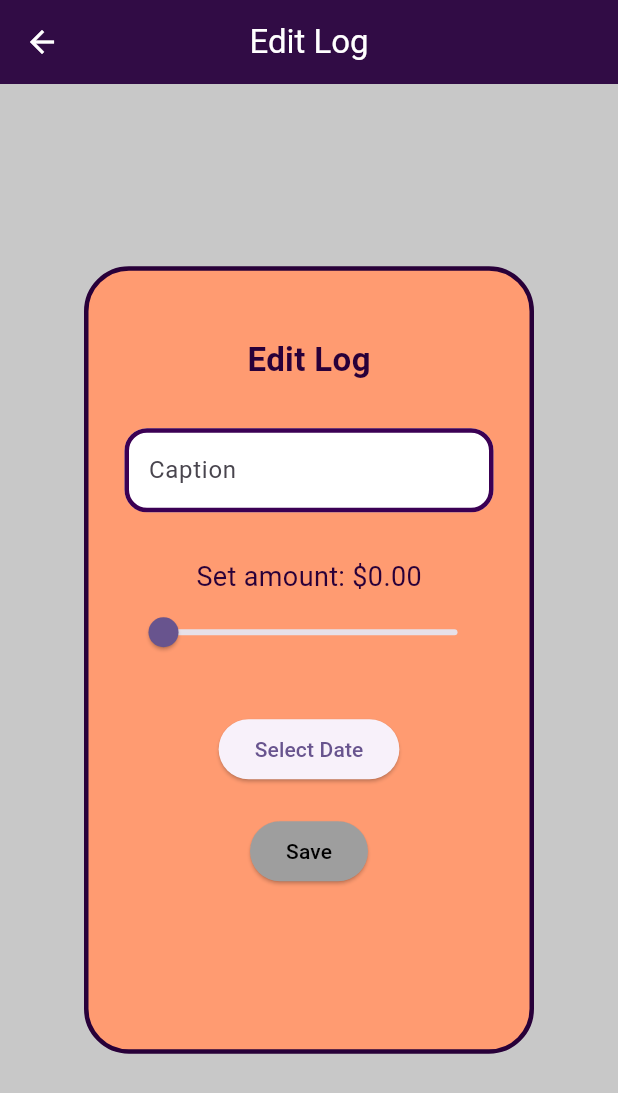
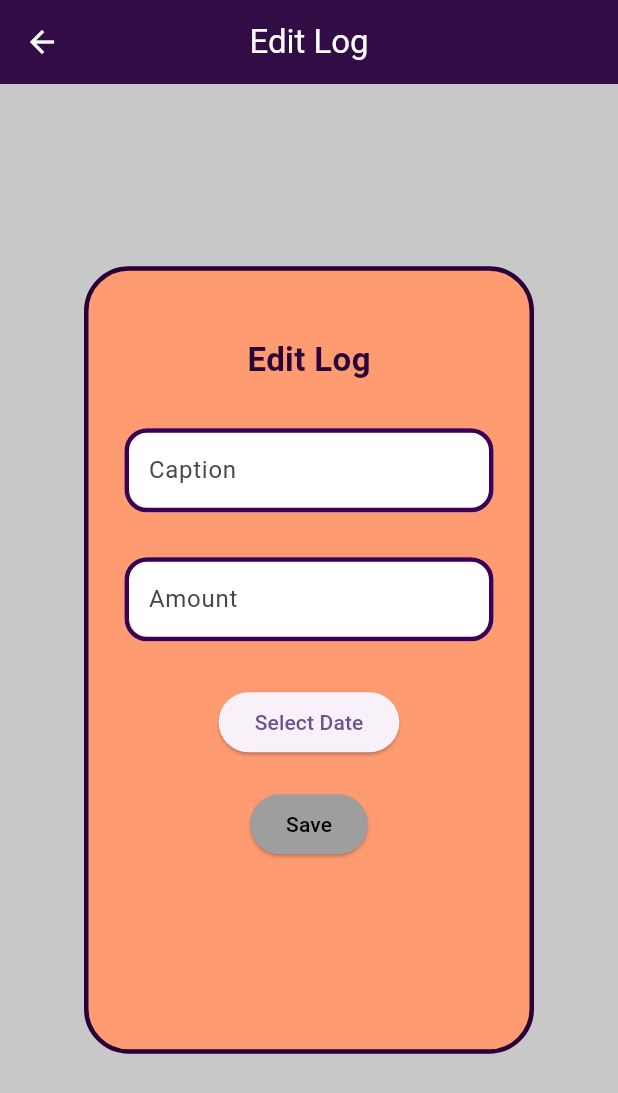
Before and after one commit to Cos229-239/2025_09_Team3, a Flutter app: the LogEdit screen opened directly, on a phone screen of 412 x 824 dp. Shown: the top 1093 px of the screen. Run offline on Flutter 3.47's test engine with Material 3 defaults, Android fonts, the phone set to English and light mode, and no system bars; our stand-ins replace fl_chart, flutter_colorpicker, shared_preferences, sqflite; missing offline and left inert: bcrypt; accounts and stored records are empty.

Commit message:
Replaced the slider in log_edit with a textbox, for accurate changes

```diff
--- a/pocketbook/lib/log_edit.dart
+++ b/pocketbook/lib/log_edit.dart
@@ -27,6 +27,7 @@ class _LogEditState extends State<LogEdit> {
     if (widget.selectedLog != null) {
       dateString = widget.selectedLog!.dateAndTime.replaceAll('\n', '\\');
       _captionController.text = widget.selectedLog!.caption;
+      _amountController.text =widget.selectedLog!.amount.abs().toStringAsFixed(2);
       _amountValue = widget.selectedLog!.amount;
       _dateController = DateFormat("MMM-dd-yyyy").parse(widget.selectedLog!.dateAndTime);
     }
@@ -35,6 +36,7 @@ class _LogEditState extends State<LogEdit> {
     }
   }
   final TextEditingController _captionController = TextEditingController();
+  final TextEditingController _amountController = TextEditingController();
   double _amountValue = 0.0;
   DateTime _dateController = DateTime.now();
   final DatabaseHandler db = DatabaseHandler.databaseInstance!;
@@ -132,33 +134,53 @@ class _LogEditState extends State<LogEdit> {
                         ),
                       ),
                       const SizedBox(height: 30),
-                      Text(
-                        'Set amount: \$${_amountValue.abs().toStringAsFixed(2)}',
-                        style: TextStyle(
-                          fontSize: 18,
-                          color: Color(0xFF280039),
+                      TextFormField(
+                         controller: _amountController,
+                        keyboardType: TextInputType.numberWithOptions(
+                          signed: false,
+                          decimal: true,
                         ),
-                      ),
-                      Slider(
-                        value: (_amountValue.abs()),
-                        min: 0,
-                        max: 2000,
-                        divisions: 200,
-                        label: '${_amountValue.abs()}',
+                        decoration: InputDecoration(
+                          border: const OutlineInputBorder(),
+                          filled: true,
+                          fillColor: Colors.white,
+                          labelText: 'Amount',
+                          hintText: 'Enter amount',
+                          enabledBorder: OutlineInputBorder(
+                                    borderSide: const BorderSide(
+                                      color: Color(0xFF3B0054),
+                                      width: 3,
+                                    ),
+                                    borderRadius: BorderRadius.circular(15),
+                                  ),
+                                  focusedBorder: OutlineInputBorder(
+                                    borderSide: const BorderSide(
+                                      color: Color.fromARGB(255, 117, 20, 158),
+                                      width: 3,
+                                    ),
+                                    borderRadius: BorderRadius.circular(15),
+                                  ),
+                        ),
                         onChanged: (value) {
                           setState(() {
+                            try{
+                              double parsed =double.parse(value);
                               if (!isDeposit)
                               {
-                                _amountValue = -value;
+                                _amountValue = -parsed.abs();
                               }
                               else
                               {
-                                _amountValue = value;
+                                _amountValue = parsed.abs();
                               }
+                            }catch(e){
+                              _amountValue = 0.0;
+                            }
 
                           });
                         },
                       ),
+
                       SizedBox(height: 30),
                       // calendar -- only change date
                       ElevatedButton(
```
